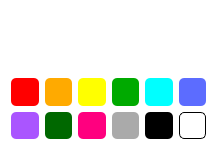
Qt form res/ui/BrushToolsUI.ui (lmyZzzzzz00/SmartBoard2) before a commit.
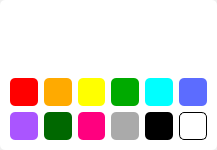
The same form after that commit. Icons and pictures are not drawn.

Commit message: Indev 1.0.5 改变了画笔工具UI的设计，为其加入了边框、背景、圆角。

Diff of the .ui file:
```diff
--- a/res/ui/BrushToolsUI.ui
+++ b/res/ui/BrushToolsUI.ui
@@ -13,12 +13,47 @@
   <property name="windowTitle">
    <string>Form</string>
   </property>
+  <widget class="QLabel" name="bg_label">
+   <property name="geometry">
+    <rect>
+     <x>0</x>
+     <y>0</y>
+     <width>217</width>
+     <height>150</height>
+    </rect>
+   </property>
   <property name="styleSheet">
-   <string notr="true">#BrushToolsUI{
+    <string notr="true">#bg_label{
 	background-color: rgb(255, 255, 255);
+	border-radius: 5px;
 }</string>
   </property>
-  <layout class="QVBoxLayout" name="verticalLayout_3">
+   <property name="text">
+    <string/>
+   </property>
+  </widget>
+  <widget class="QWidget" name="verticalWidget" native="true">
+   <property name="geometry">
+    <rect>
+     <x>0</x>
+     <y>0</y>
+     <width>217</width>
+     <height>150</height>
+    </rect>
+   </property>
+   <layout class="QVBoxLayout" name="verticalLayout">
+    <property name="leftMargin">
+     <number>10</number>
+    </property>
+    <property name="topMargin">
+     <number>10</number>
+    </property>
+    <property name="rightMargin">
+     <number>10</number>
+    </property>
+    <property name="bottomMargin">
+     <number>10</number>
+    </property>
    <item>
     <layout class="QGridLayout" name="BrushesAndThicknessForm">
      <property name="leftMargin">
@@ -305,6 +340,7 @@
     </layout>
    </item>
   </layout>
+  </widget>
  </widget>
  <resources/>
  <connections/>
```
Left out of the diff: 78 changed lines with no effect on the pictures. Lines whose indentation alone changed are shown as unchanged. The commit also changes 2 other files.
